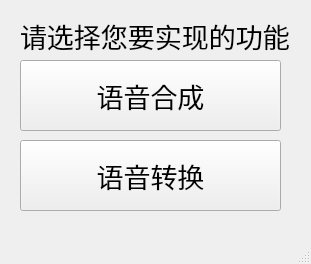
Above: aitrans_2/mainwindow.ui from zsplj/AI_intro-ui before the change. Below: the same form after it.
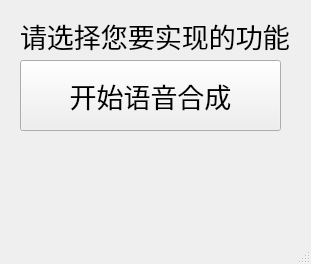
That is the form after the change.

Patch:
```diff
--- a/aitrans_2/mainwindow.ui
+++ b/aitrans_2/mainwindow.ui
@@ -30,26 +30,7 @@
      </font>
     </property>
     <property name="text">
-     <string>语音合成</string>
-    </property>
-   </widget>
-   <widget class="QPushButton" name="rTransBtn">
-    <property name="geometry">
-     <rect>
-      <x>20</x>
-      <y>140</y>
-      <width>261</width>
-      <height>71</height>
-     </rect>
-    </property>
-    <property name="font">
-     <font>
-      <family>华文新魏</family>
-      <pointsize>20</pointsize>
-     </font>
-    </property>
-    <property name="text">
-     <string>语音转换</string>
+     <string>开始语音合成</string>
     </property>
    </widget>
    <widget class="QLabel" name="label">
```
Left out of the diff: 4 changed lines with no effect on the pictures.
